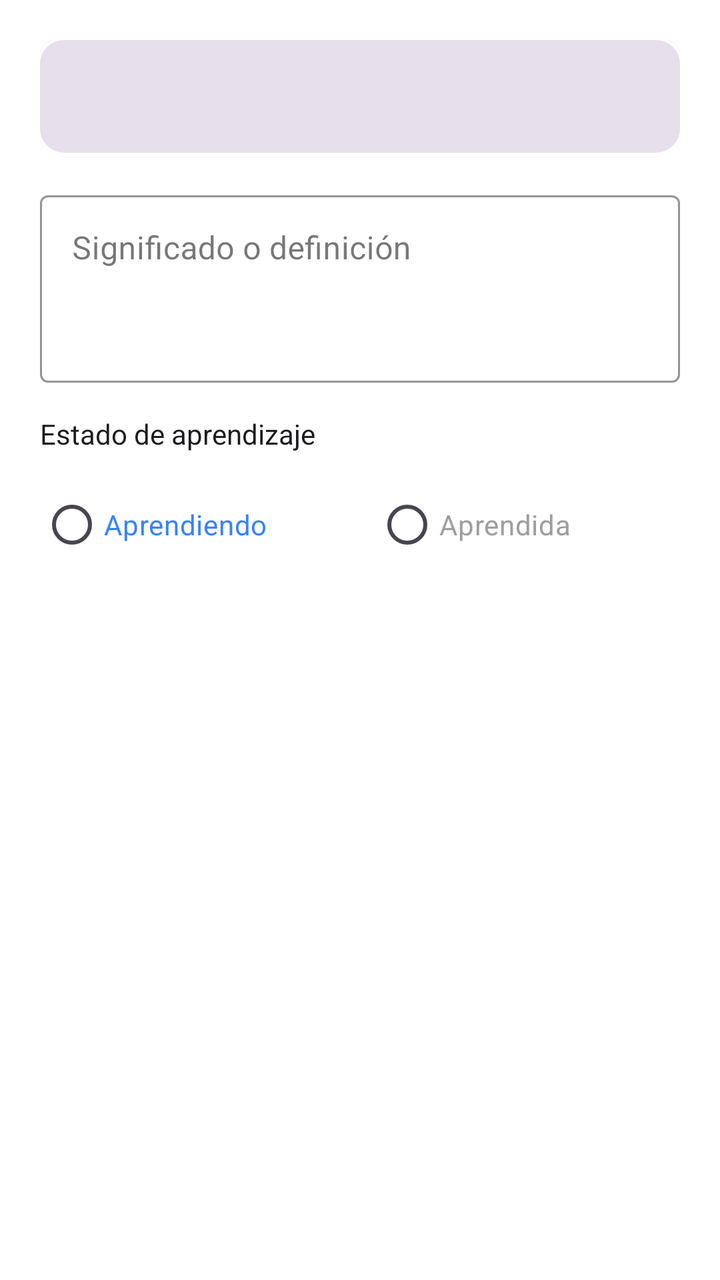
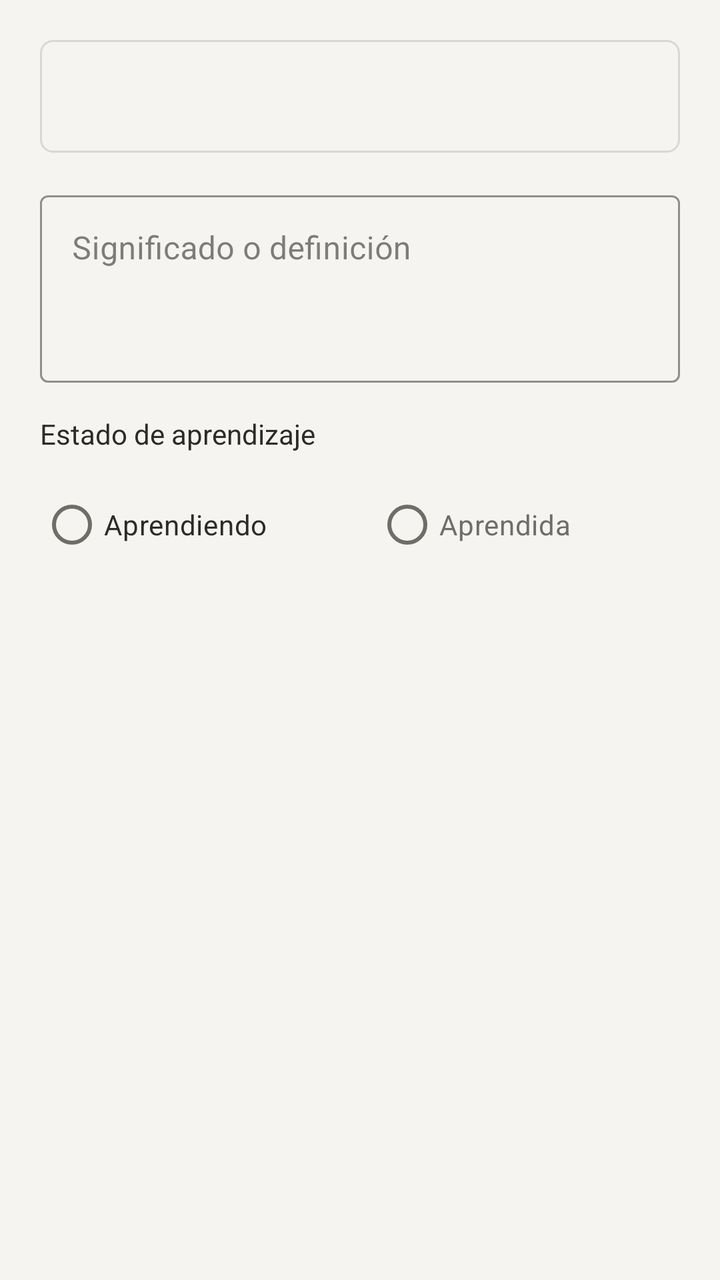

Two renders of the same Android screen: before a commit and after it. Below are the layout's source before the change and the commit's diff.
<!-- AndroidManifest.xml: application theme Theme.Leelo -->
<!-- res/layout/dialog_add_word.xml -->
<?xml version="1.0" encoding="utf-8"?>
<LinearLayout xmlns:android="http://schemas.android.com/apk/res/android"
    xmlns:app="http://schemas.android.com/apk/res-auto"
    android:layout_width="match_parent"
    android:layout_height="wrap_content"
    android:orientation="vertical"
    android:padding="20dp">

    <TextView
        android:id="@+id/selectedWord"
        android:layout_width="match_parent"
        android:layout_height="wrap_content"
        android:textSize="24sp"
        android:textStyle="bold"
        android:textColor="?attr/colorOnSurface"
        android:gravity="center"
        android:padding="12dp"
        android:background="@drawable/bg_word_dialog"
        android:layout_marginBottom="16dp" />

    <com.google.android.material.textfield.TextInputLayout
        android:layout_width="match_parent"
        android:layout_height="wrap_content"
        android:layout_marginBottom="16dp"
        app:boxStrokeColor="@color/gold"
        app:hintTextColor="@color/gold"
        style="@style/Widget.MaterialComponents.TextInputLayout.OutlinedBox">

        <com.google.android.material.textfield.TextInputEditText
            android:id="@+id/meaningInput"
            android:layout_width="match_parent"
            android:layout_height="wrap_content"
            android:hint="Significado o definición"
            android:inputType="textMultiLine"
            android:minLines="3"
            android:gravity="top" />

    </com.google.android.material.textfield.TextInputLayout>

    <TextView
        android:layout_width="wrap_content"
        android:layout_height="wrap_content"
        android:text="Estado de aprendizaje"
        android:textSize="14sp"
        android:textColor="?attr/colorOnSurface"
        android:layout_marginBottom="12dp" />

    <RadioGroup
        android:id="@+id/stateRadioGroup"
        android:layout_width="match_parent"
        android:layout_height="wrap_content"
        android:orientation="horizontal"
        android:gravity="center">

        <RadioButton
            android:id="@+id/radioLearning"
            android:layout_width="wrap_content"
            android:layout_height="wrap_content"
            android:layout_weight="1"
            android:text="Aprendiendo"
            android:textSize="14sp"
            android:textColor="@color/word_learning"
            android:buttonTint="@color/word_learning" />

        <RadioButton
            android:id="@+id/radioLearned"
            android:layout_width="wrap_content"
            android:layout_height="wrap_content"
            android:layout_weight="1"
            android:text="Aprendida"
            android:textSize="14sp"
            android:textColor="@color/word_learned"
            android:buttonTint="@color/word_learned" />

    </RadioGroup>

</LinearLayout>
<!-- resources referenced by this layout -->
<resources>
  <color name="gold">#DAA520</color>
  <color name="word_learned">#9E9E9E</color>
  <color name="word_learning">#3B82F6</color>
  <!-- drawable bg_word_dialog (drawable) -->
  <?xml version="1.0" encoding="utf-8"?>
  <shape xmlns:android="http://schemas.android.com/apk/res/android"
      android:shape="rectangle">
      <solid android:color="?attr/colorSurfaceVariant" />
      <corners android:radius="12dp" />
      <padding 
          android:left="8dp"
          android:top="8dp"
          android:right="8dp"
          android:bottom="8dp" />
  </shape>
  <style name="Theme.Leelo" parent="Base.Theme.Leelo" />
  <style name="Base.Theme.Leelo" parent="Theme.Material3.DayNight.NoActionBar">
          <item name="colorPrimary">@color/gold</item>
          <item name="colorPrimaryVariant">@color/gold</item>
          <item name="colorOnPrimary">@color/black</item>
          <item name="colorSecondary">@color/gold</item>
          <item name="colorSecondaryVariant">@color/gold</item>
          <item name="colorOnSecondary">@color/black</item>
          
          <item name="android:colorBackground">@color/background_light</item>
          <item name="colorSurface">@color/surface_light</item>
          <item name="colorOnBackground">@color/on_background_light</item>
          <item name="colorOnSurface">@color/on_surface_light</item>
          
          <item name="android:statusBarColor">@color/background_light</item>
          <item name="android:windowLightStatusBar" tools:targetApi="m">true</item>
          <item name="android:navigationBarColor">@color/background_light</item>
      </style>
  <color name="black">#FF000000</color>
  <color name="background_light">#FFFFFF</color>
  <color name="surface_light">#FFFFFF</color>
  <color name="on_background_light">#1C1B1F</color>
  <color name="on_surface_light">#1C1B1F</color>
</resources>

<!-- the commit's change to res/layout/dialog_add_word.xml (unified diff, before → after) -->
@@ -22,8 +22,8 @@
         android:layout_width="match_parent"
         android:layout_height="wrap_content"
         android:layout_marginBottom="16dp"
-        app:boxStrokeColor="@color/gold"
-        app:hintTextColor="@color/gold"
+        app:boxStrokeColor="?attr/colorOutline"
+        app:hintTextColor="?attr/colorOnSurfaceVariant"
         style="@style/Widget.MaterialComponents.TextInputLayout.OutlinedBox">
 
         <com.google.android.material.textfield.TextInputEditText
@@ -59,8 +59,8 @@
             android:layout_weight="1"
             android:text="Aprendiendo"
             android:textSize="14sp"
-            android:textColor="@color/word_learning"
-            android:buttonTint="@color/word_learning" />
+            android:textColor="?attr/colorOnSurface"
+            android:buttonTint="?attr/colorPrimary" />
 
         <RadioButton
             android:id="@+id/radioLearned"
@@ -69,8 +69,8 @@
             android:layout_weight="1"
             android:text="Aprendida"
             android:textSize="14sp"
-            android:textColor="@color/word_learned"
-            android:buttonTint="@color/word_learned" />
+            android:textColor="?attr/colorOnSurfaceVariant"
+            android:buttonTint="?attr/colorPrimary" />
 
     </RadioGroup>
 
<!-- resource entries referenced after the edit -->
@@ -1,14 +1,14 @@
 <!-- resources referenced by this layout -->
 <resources>
-  <color name="gold">#DAA520</color>
-  <color name="word_learned">#9E9E9E</color>
-  <color name="word_learning">#3B82F6</color>
   <!-- drawable bg_word_dialog (drawable) -->
   <?xml version="1.0" encoding="utf-8"?>
   <shape xmlns:android="http://schemas.android.com/apk/res/android"
       android:shape="rectangle">
-      <solid android:color="?attr/colorSurfaceVariant" />
-      <corners android:radius="12dp" />
+      <solid android:color="?attr/colorSurface" />
+      <corners android:radius="6dp" />
+      <stroke
+          android:width="1dp"
+          android:color="?attr/colorOutline" />
       <padding 
           android:left="8dp"
           android:top="8dp"
@@ -17,26 +17,34 @@
   </shape>
   <style name="Theme.Leelo" parent="Base.Theme.Leelo" />
   <style name="Base.Theme.Leelo" parent="Theme.Material3.DayNight.NoActionBar">
-          <item name="colorPrimary">@color/gold</item>
-          <item name="colorPrimaryVariant">@color/gold</item>
-          <item name="colorOnPrimary">@color/black</item>
-          <item name="colorSecondary">@color/gold</item>
-          <item name="colorSecondaryVariant">@color/gold</item>
-          <item name="colorOnSecondary">@color/black</item>
-          
-          <item name="android:colorBackground">@color/background_light</item>
-          <item name="colorSurface">@color/surface_light</item>
-          <item name="colorOnBackground">@color/on_background_light</item>
-          <item name="colorOnSurface">@color/on_surface_light</item>
-          
-          <item name="android:statusBarColor">@color/background_light</item>
+          <item name="colorPrimary">@color/accent</item>
+          <item name="colorOnPrimary">@color/accent_on</item>
+          <item name="colorSecondary">@color/accent</item>
+          <item name="colorOnSecondary">@color/accent_on</item>
+  
+          <item name="android:colorBackground">@color/paper</item>
+          <item name="colorOnBackground">@color/ink</item>
+          <item name="colorSurface">@color/paper</item>
+          <item name="colorOnSurface">@color/ink</item>
+          <item name="colorSurfaceVariant">@color/paper</item>
+          <item name="colorOnSurfaceVariant">@color/ink_muted</item>
+          <item name="colorOutline">@color/line</item>
+          <item name="colorOutlineVariant">@color/line</item>
+          <item name="colorPrimaryContainer">@color/paper</item>
+          <item name="colorSecondaryContainer">@color/paper</item>
+  
+          <item name="android:statusBarColor">@color/paper</item>
           <item name="android:windowLightStatusBar" tools:targetApi="m">true</item>
-          <item name="android:navigationBarColor">@color/background_light</item>
+          <item name="android:navigationBarColor">@color/paper</item>
+          <item name="android:windowBackground">@color/paper</item>
+  
+          <item name="android:fontFamily">sans-serif</item>
       </style>
-  <color name="black">#FF000000</color>
-  <color name="background_light">#FFFFFF</color>
-  <color name="surface_light">#FFFFFF</color>
-  <color name="on_background_light">#1C1B1F</color>
-  <color name="on_surface_light">#1C1B1F</color>
+  <color name="accent">#FF63635F</color>
+  <color name="accent_on">#FFF5F4F1</color>
+  <color name="paper">#FFF5F4F1</color>
+  <color name="ink">#FF2B2B28</color>
+  <color name="ink_muted">#FF6E6E69</color>
+  <color name="line">#FFD8D7D2</color>
 </resources>
 
